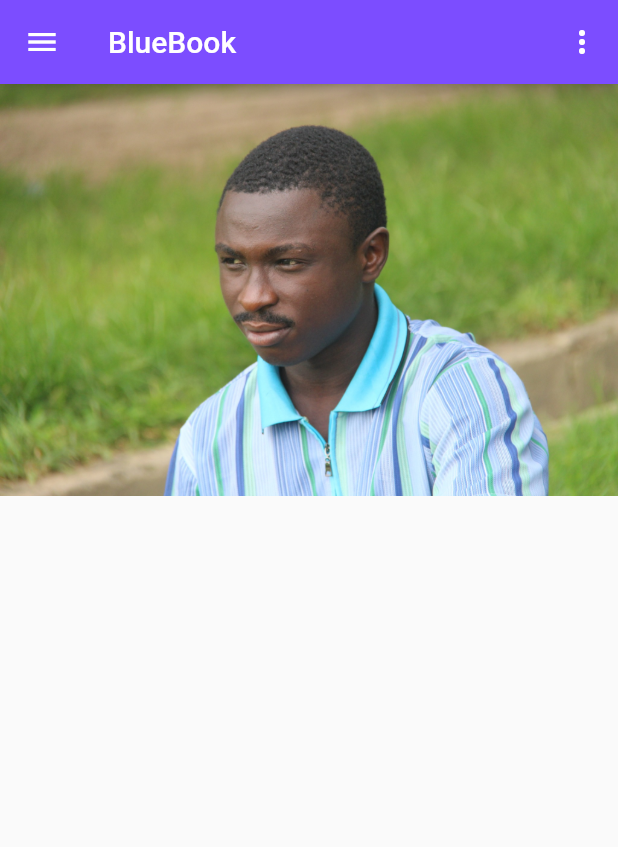
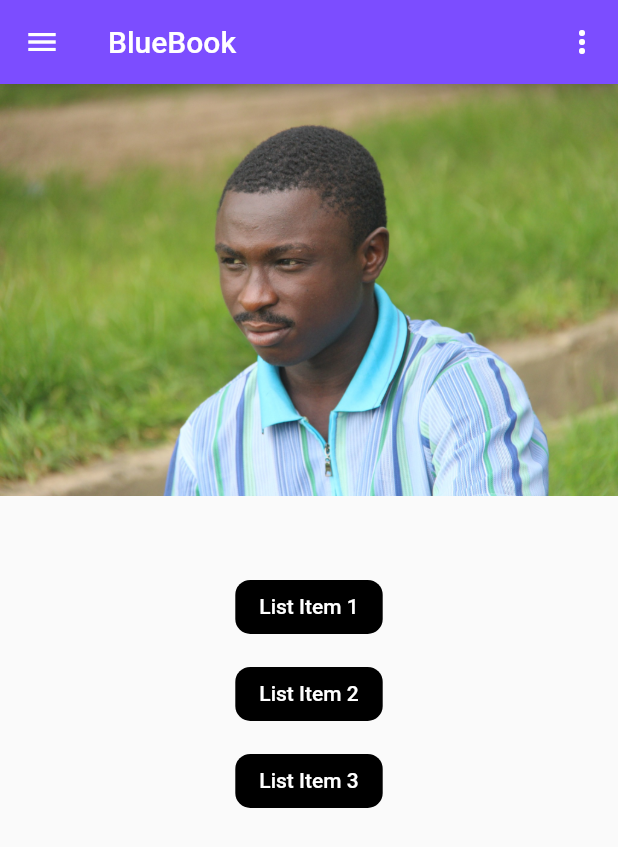
Before and after one commit to sheddy20/project-bluebook, a Flutter app: the screen it shows after launch, on a phone screen of 412 x 824 dp. Shown: the top 847 px of the screen. Run offline on Flutter 3.47's test engine with Material 2 defaults, Android fonts, the phone set to English and light mode, and no system bars.

Commit message:
'changes'

```diff
--- a/lib/main.dart
+++ b/lib/main.dart
@@ -43,6 +43,41 @@ class HomePage extends StatelessWidget {
             'Assets/Images/shedrack.jpg',
             width: 200.0,
           ),
+          SizedBox(height: 50.0),
+          Center(
+            child: Column(
+              mainAxisAlignment: MainAxisAlignment.center,
+              children: <Widget>[
+                FlatButton(
+                  child: Text('List Item 1'),
+                  onPressed: () {},
+                  textColor: Colors.white,
+                  color: Colors.black,
+                  shape: RoundedRectangleBorder(
+                    borderRadius: BorderRadius.circular(10.0),
+                  ),
+                ),
+                SizedBox(height: 10.0),
+                FlatButton(
+                  child: Text('List Item 2'),
+                  onPressed: () {},
+                  textColor: Colors.white,
+                  color: Colors.black,
+                  shape: RoundedRectangleBorder(
+                      borderRadius: BorderRadius.circular(10.0)),
+                ),
+                SizedBox(height: 10.0),
+                FlatButton(
+                  child: Text('List Item 3'),
+                  onPressed: () {},
+                  textColor: Colors.white,
+                  color: Colors.black,
+                  shape: RoundedRectangleBorder(
+                      borderRadius: BorderRadius.circular(10.0)),
+                ),
+              ],
+            ),
+          ),
         ],
       ),
     );
```
